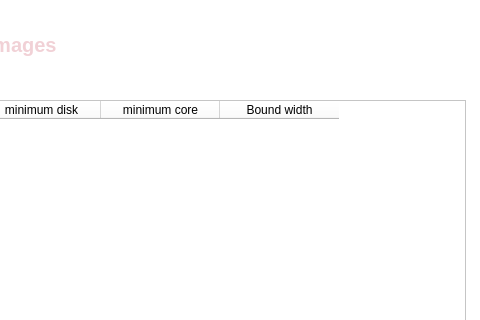
Old version of the form ui/show_image.ui in the repository vidagharavian/cloud_service; both pictures show x 520 to 1000 and y 0 to 320 of the 1000 by 800 pixel window.
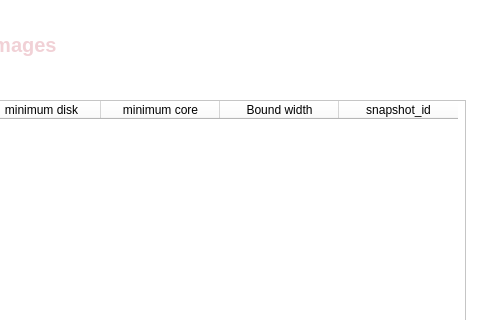
New version of the form.

Diff of the .ui file:
```diff
--- a/ui/show_image.ui
+++ b/ui/show_image.ui
@@ -92,6 +92,11 @@
      <string>Bound width</string>
     </property>
    </column>
+   <column>
+    <property name="text">
+     <string>snapshot_id</string>
+    </property>
+   </column>
   </widget>
   <widget class="QPushButton" name="back">
    <property name="geometry">
```
